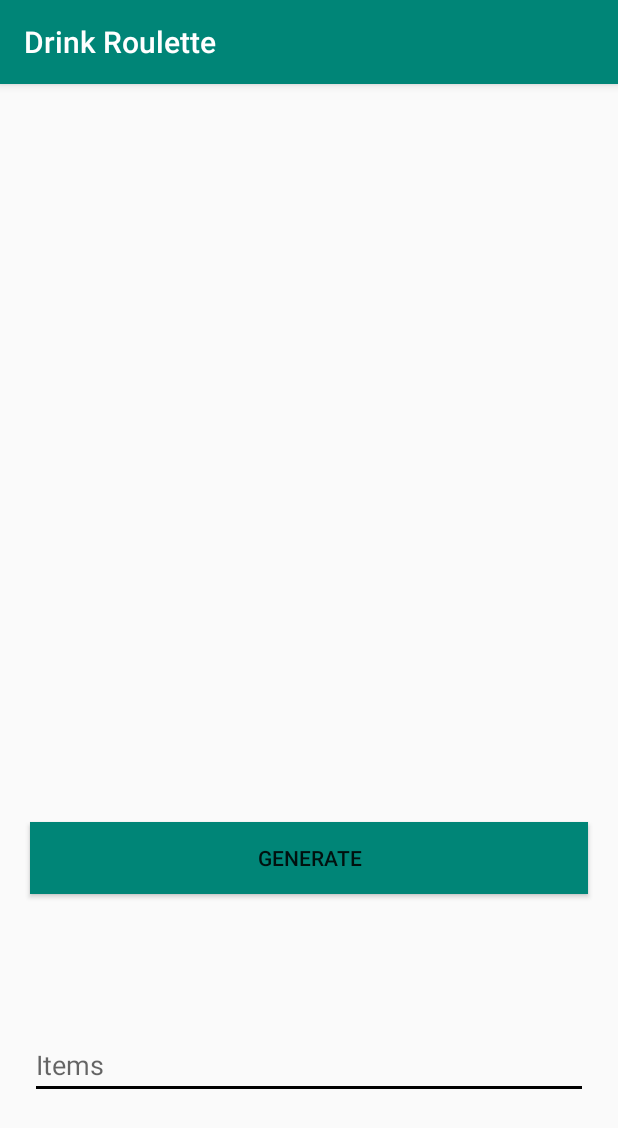
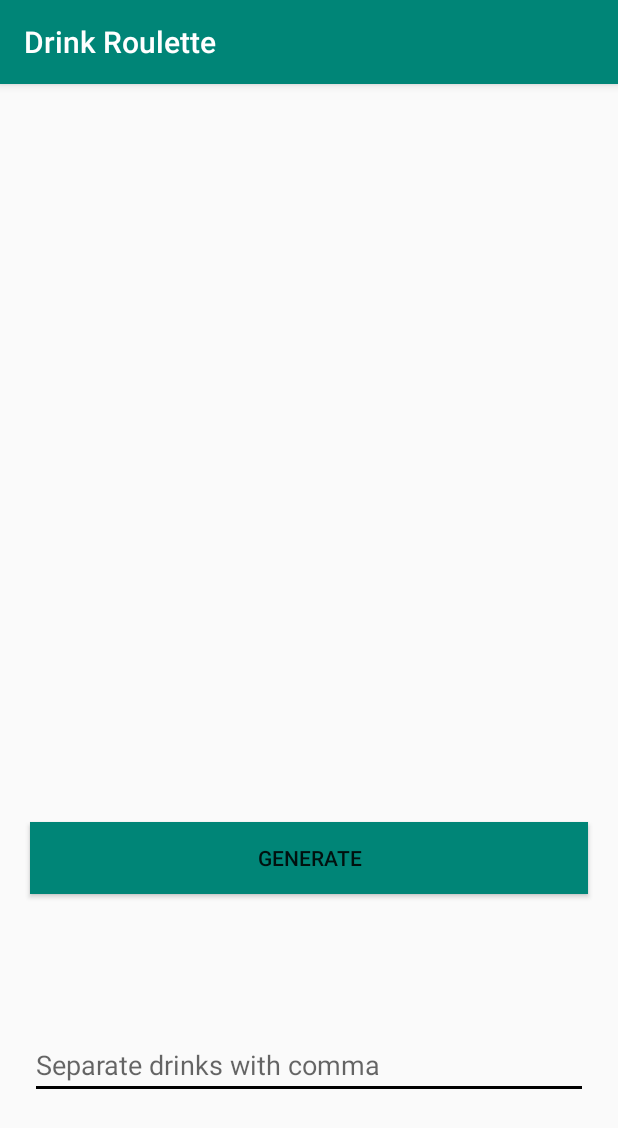
Before and after one commit to BredeFK/Drink-Roulette, an Android app: the screen it shows after launch (MainActivity), after a tap on "GENERATE", on a phone screen of 412 x 824 dp. Shown: the top 1128 px of the screen. Run offline under Robolectric (Android 15) with nearby library versions, the phone set to English and light mode, and no system bars; Roboto replaces fonts that are not available here.

Commit message:
Added failsafes and comments

```diff
--- a/app/src/main/java/no/fritjof/drinkroulette/MainActivity.java
+++ b/app/src/main/java/no/fritjof/drinkroulette/MainActivity.java
@@ -14,6 +14,7 @@ import java.util.Random;
 
 public class MainActivity extends AppCompatActivity {
 
+    // Declare arrayList with items and lastNumb
     private ArrayList<String> items = new ArrayList<>();
     private int lastNumb = -1;
 
@@ -22,36 +23,63 @@ public class MainActivity extends AppCompatActivity {
         super.onCreate(savedInstanceState);
         setContentView(R.layout.activity_main);
 
+        // Get view elements
         Button generate = findViewById(R.id.btnGenerate);
         final TextView number = findViewById(R.id.txtRandNumber);
 
-
+        // Set on click listener
         generate.setOnClickListener(new View.OnClickListener() {
             @Override
             public void onClick(View v) {
+
+                // Get input
                 EditText editItems = findViewById(R.id.editItems);
+                String s = editItems.getText().toString();
 
-                items.clear();
-                items.addAll(Arrays.asList(editItems.getText().toString().split(",")));
+                // Make sure input is not empty
+                if (!s.isEmpty()) {
 
-                number.setText(items.get(getRandomNumber()));
+                    // Clear previous list and add new items
+                    items.clear();
+                    items.addAll(Arrays.asList(s.split(",")));
+
+                    number.setText(items.get(getRandomNumber()));
+                }
             }
         });
     }
 
+    // getRandomNumber Gets a random number and makes sure it's not the same as last
     int getRandomNumber() {
 
+        // Get random number
         SecureRandom random = new SecureRandom();
         Random rand = new Random();
+
+        // Add seed
         random.generateSeed(rand.nextInt(20));
+
+        // If only 1 item, index is always 0
         int length = items.size();
+        if (length == 1) {
+            return 0;
+        }
+
+        // Make sure new random number
         int n = random.nextInt(length);
+
+        // If there's only two, actually have random selection
+        if (length == 2) {
+            return n;
+        }
+
+        // If more than 2, make sure the new number is not the same as last TODO : add sound to better indicate new drink
         while (n == lastNumb) {
             n = random.nextInt(length);
         }
         lastNumb = n;
 
+        // Return number
         return n;
-
     }
 }
--- a/app/src/main/res/layout/activity_main.xml
+++ b/app/src/main/res/layout/activity_main.xml
@@ -47,7 +47,7 @@
         android:backgroundTint="@color/colorPrimary"
         android:backgroundTintMode="@color/colorPrimary"
         android:ems="10"
-        android:hint="@string/items"
+        android:hint="@string/separate"
         android:inputType="textPersonName"
         app:layout_constraintBottom_toBottomOf="parent"
         app:layout_constraintEnd_toEndOf="parent"
--- a/app/src/main/res/values/strings.xml
+++ b/app/src/main/res/values/strings.xml
@@ -2,4 +2,5 @@
     <string name="app_name">Drink Roulette</string>
     <string name="generate">Generate</string>
     <string name="items">Items</string>
+    <string name="separate">Separate drinks with comma</string>
 </resources>
```
Also changed, not shown: 2 other files.
